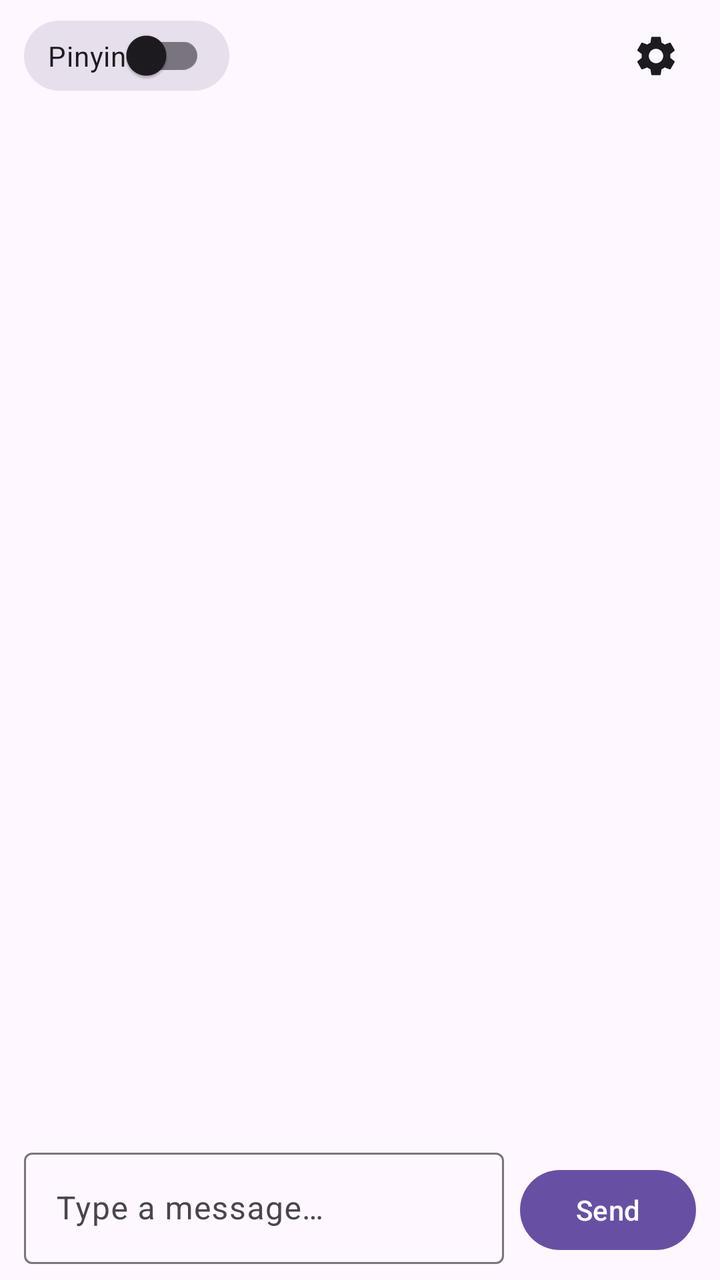
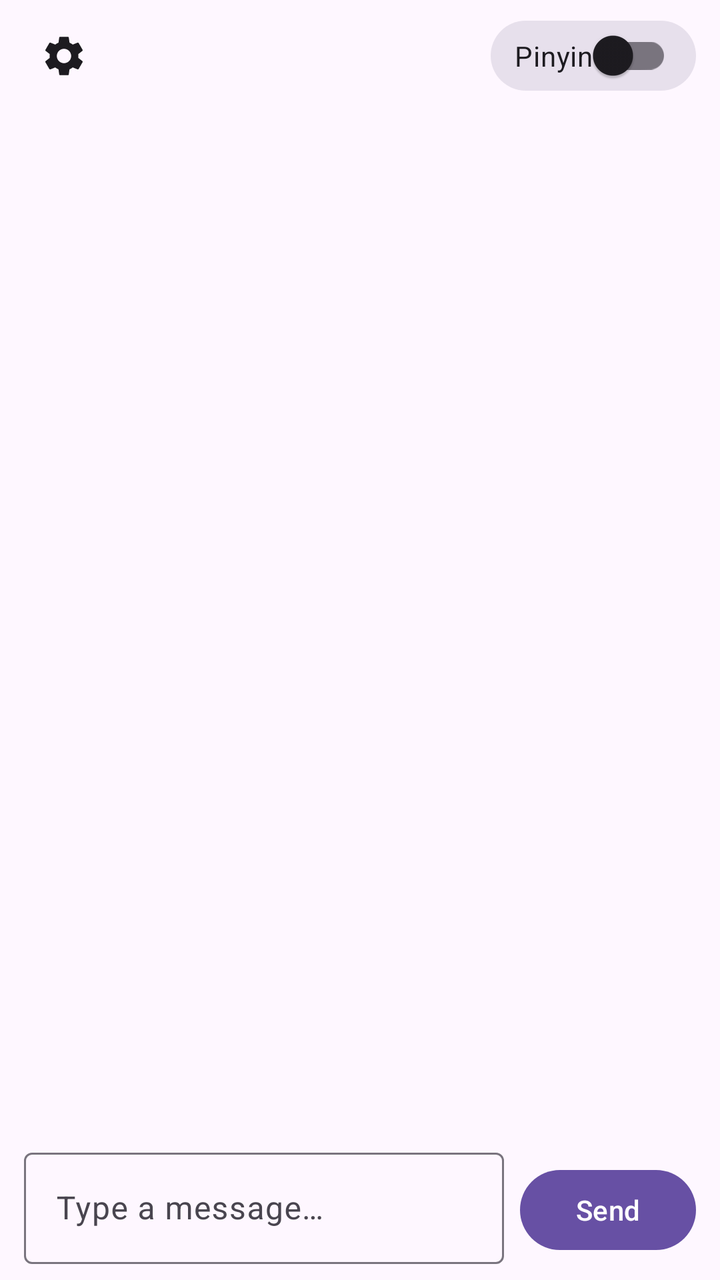

An Android layout rendered at two revisions. The XML below is the earlier revision; the diff shows what the commit changed to produce the second picture.
<!-- AndroidManifest.xml: application theme Theme.MandarinAIChat -->
<!-- res/layout/activity_main.xml -->
<?xml version="1.0" encoding="utf-8"?>
<LinearLayout xmlns:android="http://schemas.android.com/apk/res/android"
    android:layout_width="match_parent"
    android:layout_height="match_parent"
    android:fitsSystemWindows="true"
    android:orientation="vertical">

    <LinearLayout
        android:layout_width="match_parent"
        android:layout_height="wrap_content"
        android:gravity="center_vertical"
        android:orientation="horizontal"
        android:paddingHorizontal="12dp"
        android:paddingVertical="8dp">

        <LinearLayout
            android:layout_width="wrap_content"
            android:layout_height="wrap_content"
            android:background="@drawable/bg_pinyin_chip"
            android:gravity="center_vertical"
            android:orientation="horizontal">

            <androidx.appcompat.widget.SwitchCompat
                android:id="@+id/switch_pinyin"
                android:layout_width="wrap_content"
                android:layout_height="wrap_content"
                android:minHeight="0dp"
                android:text="@string/pinyin_mode"
                android:textSize="14sp" />
        </LinearLayout>

        <View
            android:layout_width="0dp"
            android:layout_height="0dp"
            android:layout_weight="1" />

        <ImageButton
            android:id="@+id/button_settings"
            android:layout_width="40dp"
            android:layout_height="40dp"
            android:background="?attr/selectableItemBackgroundBorderless"
            android:contentDescription="@string/settings"
            android:src="@drawable/ic_settings"
            android:scaleType="fitCenter"
            android:padding="8dp" />
    </LinearLayout>

    <androidx.recyclerview.widget.RecyclerView
        android:id="@+id/message_list"
        android:layout_width="match_parent"
        android:layout_height="0dp"
        android:layout_weight="1"
        android:clipToPadding="false"
        android:paddingHorizontal="12dp"
        android:paddingVertical="8dp"
        android:scrollbars="vertical" />

    <LinearLayout
        android:layout_width="match_parent"
        android:layout_height="wrap_content"
        android:gravity="bottom"
        android:orientation="horizontal"
        android:paddingHorizontal="12dp"
        android:paddingBottom="8dp">

        <com.google.android.material.textfield.TextInputLayout
            style="@style/Widget.Material3.TextInputLayout.OutlinedBox"
            android:layout_width="0dp"
            android:layout_height="wrap_content"
            android:layout_weight="1"
            android:hint="@string/hint_message">

            <com.google.android.material.textfield.TextInputEditText
                android:id="@+id/message_input"
                android:layout_width="match_parent"
                android:layout_height="wrap_content"
                android:imeOptions="actionSend"
                android:inputType="textCapSentences|textMultiLine"
                android:maxLines="4" />
        </com.google.android.material.textfield.TextInputLayout>

        <com.google.android.material.button.MaterialButton
            android:id="@+id/button_send"
            android:layout_width="wrap_content"
            android:layout_height="wrap_content"
            android:layout_marginStart="8dp"
            android:text="@string/send" />
    </LinearLayout>
</LinearLayout>
<!-- resources referenced by this layout -->
<resources>
  <!-- drawable bg_pinyin_chip (drawable) -->
  <?xml version="1.0" encoding="utf-8"?>
  <shape xmlns:android="http://schemas.android.com/apk/res/android"
      android:shape="rectangle">
      <corners android:radius="24dp" />
      <solid android:color="@color/chip_pinyin" />
      <padding
          android:left="12dp"
          android:top="4dp"
          android:right="12dp"
          android:bottom="4dp" />
  </shape>
  <!-- drawable ic_settings (drawable) -->
  <?xml version="1.0" encoding="utf-8"?>
  <vector xmlns:android="http://schemas.android.com/apk/res/android"
      android:width="24dp"
      android:height="24dp"
      android:viewportWidth="24"
      android:viewportHeight="24"
      android:tint="?attr/colorOnSurface">
      <path
          android:fillColor="@android:color/white"
          android:pathData="M19.14,12.94c0.04,-0.3 0.06,-0.61 0.06,-0.94c0,-0.32 -0.02,-0.64 -0.07,-0.94l2.03,-1.58c0.18,-0.14 0.23,-0.41 0.12,-0.61l-1.92,-3.32c-0.12,-0.22 -0.37,-0.29 -0.59,-0.22l-2.39,0.96c-0.5,-0.38 -1.03,-0.7 -1.62,-0.94L14.4,2.81c-0.04,-0.24 -0.24,-0.41 -0.48,-0.41h-3.84c-0.24,0 -0.43,0.17 -0.47,0.41L9.25,5.35C8.66,5.59 8.12,5.92 7.63,6.29L5.24,5.33c-0.22,-0.08 -0.47,0 -0.59,0.22L2.74,8.87C2.62,9.08 2.66,9.34 2.86,9.48l2.03,1.58C4.84,11.36 4.8,11.69 4.8,12s0.02,0.64 0.07,0.94l-2.03,1.58c-0.18,0.14 -0.23,0.41 -0.12,0.61l1.92,3.32c0.12,0.22 0.37,0.29 0.59,0.22l2.39,-0.96c0.5,0.38 1.03,0.7 1.62,0.94l0.36,2.54c0.05,0.24 0.24,0.41 0.48,0.41h3.84c0.24,0 0.44,-0.17 0.47,-0.41l0.36,-2.54c0.59,-0.24 1.13,-0.56 1.62,-0.94l2.39,0.96c0.22,0.08 0.47,0 0.59,-0.22l1.92,-3.32c0.12,-0.22 0.07,-0.47 -0.12,-0.61L19.14,12.94zM12,15.6c-1.98,0 -3.6,-1.62 -3.6,-3.6s1.62,-3.6 3.6,-3.6s3.6,1.62 3.6,3.6S13.98,15.6 12,15.6z" />
  </vector>
  <string name="hint_message">Type a message…</string>
  <string name="pinyin_mode">Pinyin</string>
  <string name="send">Send</string>
  <string name="settings">Settings</string>
  <style name="Theme.MandarinAIChat" parent="Theme.Material3.DayNight.NoActionBar" />
  <color name="chip_pinyin">#E7E0EC</color>
</resources>

<!-- the commit's change to res/layout/activity_main.xml (unified diff, before → after) -->
@@ -12,6 +12,21 @@
         android:orientation="horizontal"
         android:paddingHorizontal="12dp"
         android:paddingVertical="8dp">
+
+        <ImageButton
+            android:id="@+id/button_settings"
+            android:layout_width="40dp"
+            android:layout_height="40dp"
+            android:background="?attr/selectableItemBackgroundBorderless"
+            android:contentDescription="@string/settings"
+            android:src="@drawable/ic_settings"
+            android:scaleType="fitCenter"
+            android:padding="8dp" />
+
+        <View
+            android:layout_width="0dp"
+            android:layout_height="0dp"
+            android:layout_weight="1" />
 
         <LinearLayout
             android:layout_width="wrap_content"
@@ -28,21 +43,6 @@
                 android:text="@string/pinyin_mode"
                 android:textSize="14sp" />
         </LinearLayout>
-
-        <View
-            android:layout_width="0dp"
-            android:layout_height="0dp"
-            android:layout_weight="1" />
-
-        <ImageButton
-            android:id="@+id/button_settings"
-            android:layout_width="40dp"
-            android:layout_height="40dp"
-            android:background="?attr/selectableItemBackgroundBorderless"
-            android:contentDescription="@string/settings"
-            android:src="@drawable/ic_settings"
-            android:scaleType="fitCenter"
-            android:padding="8dp" />
     </LinearLayout>
 
     <androidx.recyclerview.widget.RecyclerView
